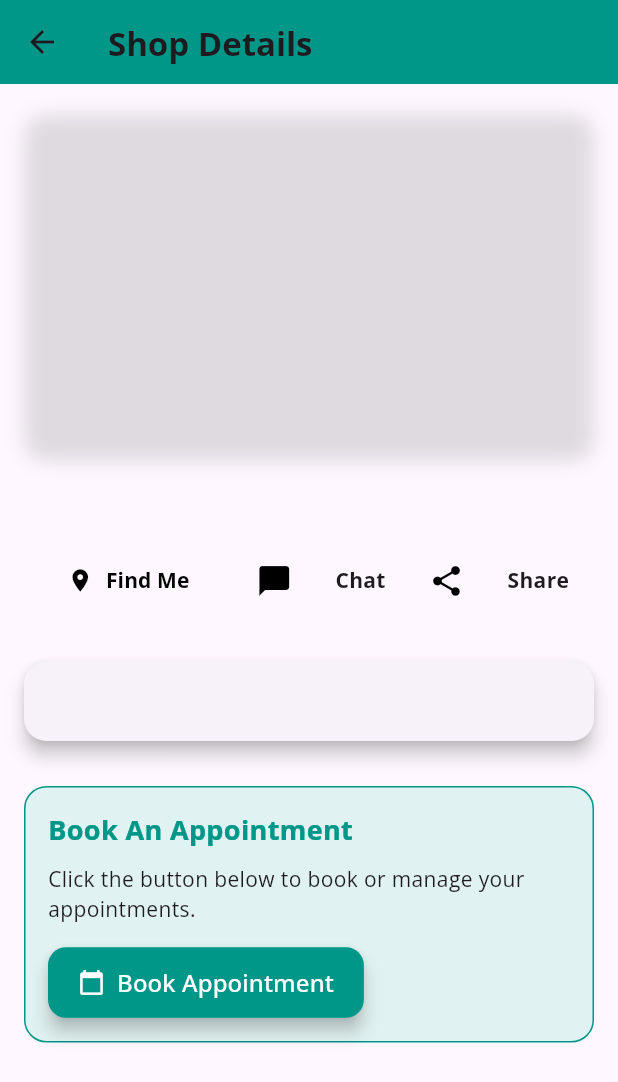
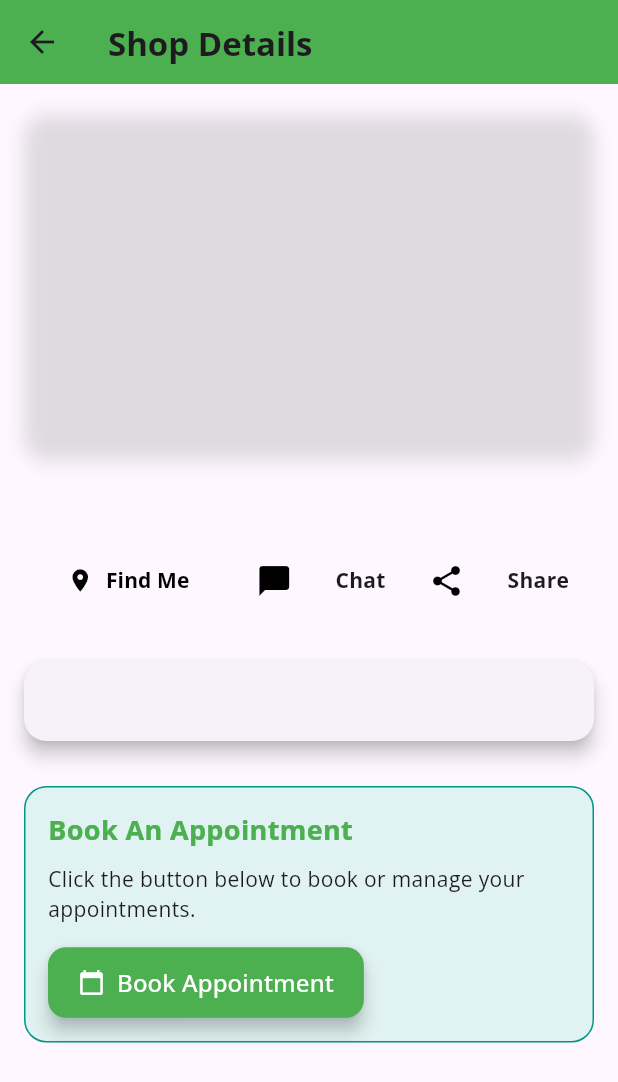
Before and after one commit to AbdallahKhayat/Hajzi_Flutter, a Flutter app: the BlogAfterClick screen opened directly with empty values, on a phone screen of 412 x 824 dp. Shown: the top 1082 px of the screen. Run offline on Flutter 3.47's test engine with Material 3 defaults, Android fonts, the phone set to English and light mode, and no system bars; drawn by our look-alikes of carousel_slider; our stand-ins replace camera, dio, file_picker, firebase_auth, firebase_core, firebase_messaging and 15 more; missing offline and left inert: flutter_facebook_auth, flutter_stripe; accounts and stored records are empty; generated files the repository leaves out were written again; network calls fail.

Commit message:
now main color is green instead of teal

```diff
--- a/lib/constants.dart
+++ b/lib/constants.dart
@@ -1,4 +1,4 @@
 import 'package:flutter/material.dart';
 
-Color appColor = Colors.teal; // Default color
-ValueNotifier<Color> appColorNotifier = ValueNotifier<Color>(Colors.teal);
+Color appColor = Colors.green; // Default color
+ValueNotifier<Color> appColorNotifier = ValueNotifier<Color>(Colors.green);
```
